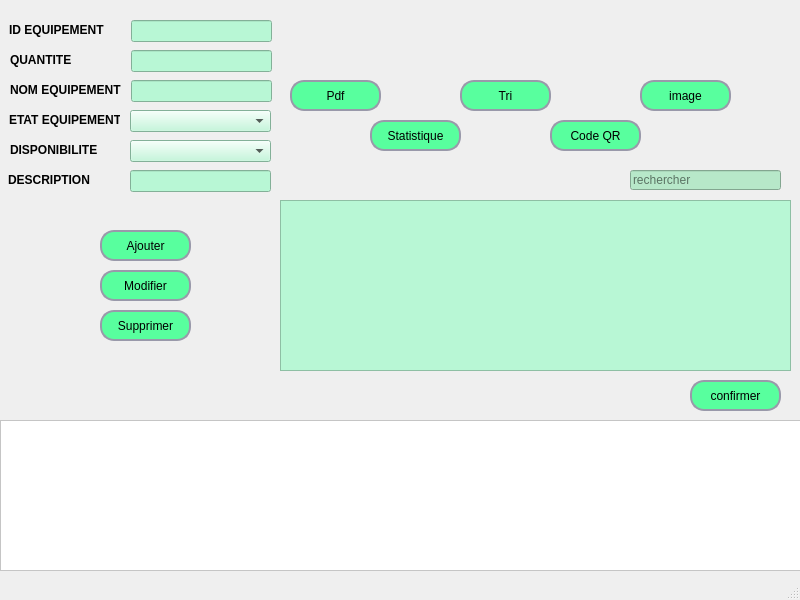
Above: equipement_window.ui from ANISO2/Ocrea before the change. Below: the same form after it.
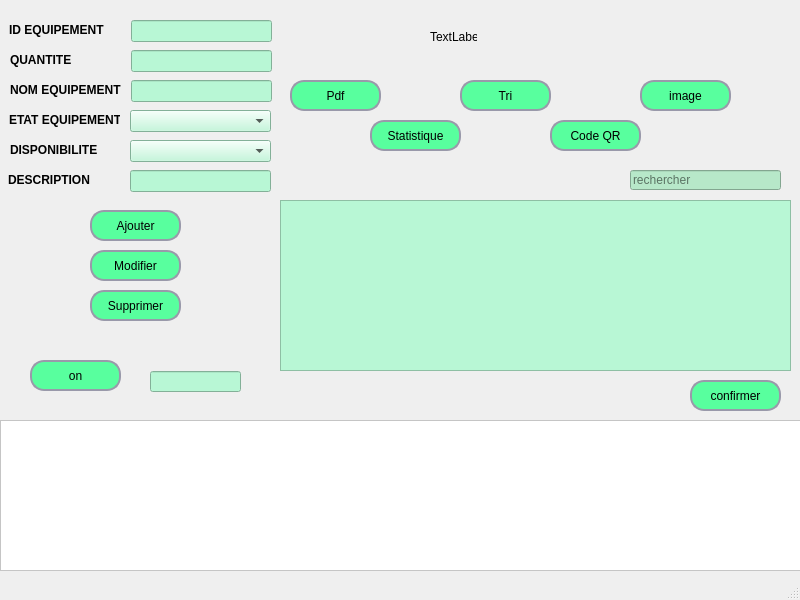
That is the form after the change. Icons and pictures are not drawn.

Diff of the .ui file:
```diff
--- a/equipement_window.ui
+++ b/equipement_window.ui
@@ -145,8 +145,8 @@
    <widget class="QPushButton" name="pushButton_10">
     <property name="geometry">
      <rect>
-      <x>100</x>
-      <y>310</y>
+      <x>90</x>
+      <y>290</y>
       <width>91</width>
       <height>31</height>
      </rect>
@@ -247,8 +247,8 @@
    <widget class="QPushButton" name="pushButton_9">
     <property name="geometry">
      <rect>
-      <x>100</x>
-      <y>270</y>
+      <x>90</x>
+      <y>250</y>
       <width>91</width>
       <height>31</height>
      </rect>
@@ -473,8 +473,8 @@
    <widget class="QPushButton" name="pushButton_8">
     <property name="geometry">
      <rect>
-      <x>100</x>
-      <y>230</y>
+      <x>90</x>
+      <y>210</y>
       <width>91</width>
       <height>31</height>
      </rect>
@@ -720,6 +720,84 @@
 </string>
     </property>
    </widget>
+   <widget class="QLineEdit" name="lineEdit_arduinoEqui">
+    <property name="geometry">
+     <rect>
+      <x>150</x>
+      <y>371</y>
+      <width>91</width>
+      <height>21</height>
+     </rect>
+    </property>
+    <property name="styleSheet">
+     <string notr="true">background-color: rgb(184, 247, 213);
+</string>
+    </property>
+   </widget>
+   <widget class="QPushButton" name="pushButton_arduino">
+    <property name="geometry">
+     <rect>
+      <x>30</x>
+      <y>360</y>
+      <width>91</width>
+      <height>31</height>
+     </rect>
+    </property>
+    <property name="styleSheet">
+     <string notr="true">QPushButton {
+	background-color: rgb(88, 255, 158);
+	border-style: solid;
+	border-width: 2px;
+	border-color: #9999aa;
+	border-radius: 14px;
+	color: black;
+	/*background-color: qlineargradient(spread:pad, x1:0.5, y1:0, x2:0.5, y2:1, stop:0 rgba(0, 0, 255, 255), stop:1 rgba(255, 255, 255, 255));*/
+}
+
+
+QPushButton:pressed {
+	background-color: qlineargradient(spread:pad, x1:0.5, y1:0, x2:0.5, y2:1, stop:0 rgba(0, 255, 255, 255), stop:1 rgba(255, 255, 255, 255));
+		color: #fffffe;
+}
+
+
+QPushButton:hover:!pressed {
+	background-color: qlineargradient(spread:pad, x1:0.5, y1:0, x2:0.5, y2:1, stop:0 rgba(255, 0, 255, 255), stop:1 rgba(255, 255, 255, 255));
+		color: #0c2f70;
+}
+
+QPushButton:disabled {
+		background-color: #aaaaaa;
+		color: #ffffff;
+}</string>
+    </property>
+    <property name="text">
+     <string>on</string>
+    </property>
+    <property name="icon">
+     <iconset>
+      <normaloff>../../../Downloads/icone-pdf-noire-symbole-png.png</normaloff>../../../Downloads/icone-pdf-noire-symbole-png.png</iconset>
+    </property>
+    <property name="iconSize">
+     <size>
+      <width>20</width>
+      <height>20</height>
+     </size>
+    </property>
+   </widget>
+   <widget class="QLabel" name="RFID_Label">
+    <property name="geometry">
+     <rect>
+      <x>430</x>
+      <y>30</y>
+      <width>47</width>
+      <height>14</height>
+     </rect>
+    </property>
+    <property name="text">
+     <string>TextLabel</string>
+    </property>
+   </widget>
   </widget>
   <widget class="QMenuBar" name="menubar">
    <property name="geometry">
```
